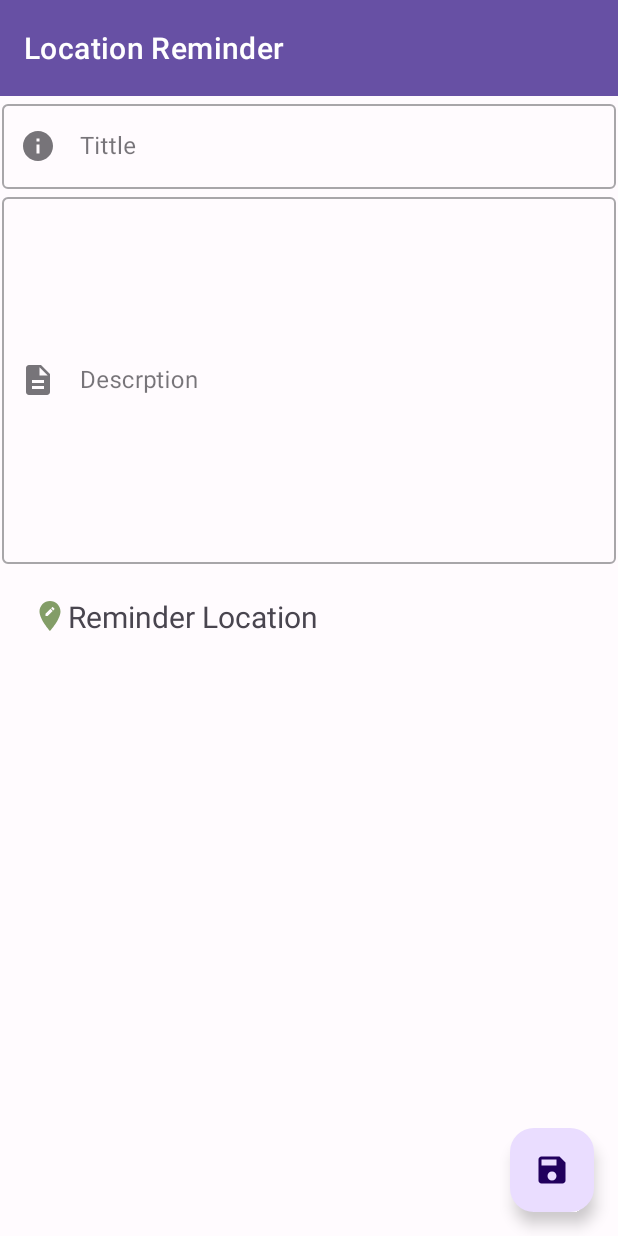
After one commit to tanvirovi/Location_Reminder, an Android app: the ReminderListAddItemFragment screen opened through its navigation route, on a phone screen of 412 x 824 dp. The commit adds this screen. Run offline under Robolectric (Android 15) with nearby library versions, the phone set to English and light mode, and no system bars; our stand-ins replace Firebase (no records; nobody signed in at launch, a user with empty details on screens opened directly), Room's generated code, Timber, data binding; libraries missing offline, so code that uses them is left out: com.firebase.ui; 2 statements that could not run were skipped.

Commit message:
Added two way dataBinding for adding a reminder and add new ui for adding a new item!

```diff
--- /dev/null
+++ b/app/src/main/java/com/example/locationreminder/ui/reminder/ReminderListAddItemFragment.kt
@@ -0,0 +1,45 @@
+package com.example.locationreminder.ui.reminder
+
+import android.os.Bundle
+import androidx.fragment.app.Fragment
+import android.view.LayoutInflater
+import android.view.View
+import android.view.ViewGroup
+import androidx.databinding.DataBindingUtil
+import androidx.lifecycle.Observer
+import androidx.navigation.fragment.findNavController
+import com.example.locationreminder.R
+import com.example.locationreminder.databinding.FragmentReminderListAddItemBinding
+import org.koin.androidx.viewmodel.ext.android.viewModel
+
+class ReminderListAddItemFragment : Fragment() {
+
+    private val viewModel by viewModel<ReminderListViewModel>()
+    private lateinit var binding: FragmentReminderListAddItemBinding
+
+    override fun onCreateView(
+        inflater: LayoutInflater, container: ViewGroup?,
+        savedInstanceState: Bundle?
+    ): View? {
+        binding = DataBindingUtil.inflate(
+            inflater,
+            R.layout.fragment_reminder_list_add_item,
+            container,
+            false
+        )
+        binding.lifecycleOwner = viewLifecycleOwner
+        binding.viewModel = viewModel
+
+        return binding.root
+    }
+
+    override fun onViewCreated(view: View, savedInstanceState: Bundle?) {
+
+        viewModel.statusOfSaveFab.observe(viewLifecycleOwner, Observer {
+            if (it){
+                findNavController().navigate(ReminderListAddItemFragmentDirections.actionReminderListAddItemToReminderListFragment2())
+                viewModel.saveFabStatusChangeOnNavigated()
+            }
+        })
+    }
+}
--- a/app/src/main/java/com/example/locationreminder/ui/reminder/ReminderListFragment.kt
+++ b/app/src/main/java/com/example/locationreminder/ui/reminder/ReminderListFragment.kt
@@ -35,7 +35,7 @@ class ReminderListFragment : Fragment() {
         )
         binding.lifecycleOwner = viewLifecycleOwner
         viewModelAdapter = ReminderListAdapter()
-
+        binding.viewModel = viewModel
         binding.locationRecycler.apply {
             layoutManager = LinearLayoutManager(context)
             adapter = viewModelAdapter
@@ -72,5 +72,13 @@ class ReminderListFragment : Fragment() {
                 viewModelAdapter.submitList(it)
             }
         }
+
+        viewModel.statusOfAddFab.observe(viewLifecycleOwner, Observer {
+            if (it){
+                findNavController().navigate(ReminderListFragmentDirections.actionReminderListFragmentToReminderListAddItem())
+                Timber.e("clicked")
+                viewModel.fabStatusChangeOnNavigated()
+            }
+        })
     }
 }
--- a/app/src/main/java/com/example/locationreminder/ui/reminder/ReminderListViewModel.kt
+++ b/app/src/main/java/com/example/locationreminder/ui/reminder/ReminderListViewModel.kt
@@ -12,17 +12,52 @@ import kotlinx.coroutines.launch
 import timber.log.Timber
 
 class ReminderListViewModel(
-    private val repository : RemindersRepository
-): ViewModel() {
-
+    private val repository: RemindersRepository
+) : ViewModel() {
+    val tittle = MutableLiveData<String>()
+    val description = MutableLiveData<String>()
+    val location = MutableLiveData<String>()
     val getAllReminders = repository.reminder
 
+    val reminders = MutableLiveData<Reminders>()
+
+    private val _statusOfAddFab = MutableLiveData<Boolean>()
+    val statusOfAddFab: LiveData<Boolean>
+        get() = _statusOfAddFab
+    private val _statusOfSaveFab = MutableLiveData<Boolean>()
+    val statusOfSaveFab: LiveData<Boolean>
+        get() = _statusOfAddFab
+
     init {
-        viewModelScope.launch {
-            repository.insertReminders(Reminders("wdwdw","wdwdw","dwdw"))
-        }
-        Timber.e(repository.getAllReminders().value.toString())
 
     }
 
+    private fun updateLocalDatabase(reminders: Reminders) {
+        viewModelScope.launch {
+            repository.insertReminders(
+                reminders
+            )
+        }
+    }
+
+    fun fabStatusChangeOnClicked() {
+        _statusOfAddFab.value = true
+    }
+    fun fabStatusChangeOnNavigated() {
+        _statusOfAddFab.value = false
+    }
+
+    fun saveFabStatusChangeOnClicked() {
+        reminders.value = Reminders(
+            tittle.value!!,
+            description.toString(),
+            "asdsad"
+        )
+        updateLocalDatabase(reminders.value!!)
+        _statusOfAddFab.value = true
+    }
+    fun saveFabStatusChangeOnNavigated() {
+        _statusOfAddFab.value = false
+    }
+
 }
--- /dev/null
+++ b/app/src/main/res/drawable/ic_baseline_description_24.xml
@@ -0,0 +1,5 @@
+<vector android:height="24dp" android:tint="#839D67"
+    android:viewportHeight="24" android:viewportWidth="24"
+    android:width="24dp" xmlns:android="http://schemas.android.com/apk/res/android">
+    <path android:fillColor="@android:color/white" android:pathData="M14,2L6,2c-1.1,0 -1.99,0.9 -1.99,2L4,20c0,1.1 0.89,2 1.99,2L18,22c1.1,0 2,-0.9 2,-2L20,8l-6,-6zM16,18L8,18v-2h8v2zM16,14L8,14v-2h8v2zM13,9L13,3.5L18.5,9L13,9z"/>
+</vector>
--- /dev/null
+++ b/app/src/main/res/drawable/ic_baseline_edit_location_24.xml
@@ -0,0 +1,5 @@
+<vector android:height="24dp" android:tint="#839D67"
+    android:viewportHeight="24" android:viewportWidth="24"
+    android:width="24dp" xmlns:android="http://schemas.android.com/apk/res/android">
+    <path android:fillColor="@android:color/white" android:pathData="M12,2C8.14,2 5,5.14 5,9c0,5.25 7,13 7,13s7,-7.75 7,-13c0,-3.86 -3.14,-7 -7,-7zM10.44,12L9,12v-1.44l3.35,-3.34 1.43,1.43L10.44,12zM14.89,7.55l-0.7,0.7 -1.44,-1.44 0.7,-0.7c0.15,-0.15 0.39,-0.15 0.54,0l0.9,0.9c0.15,0.15 0.15,0.39 0,0.54z"/>
+</vector>
--- /dev/null
+++ b/app/src/main/res/drawable/ic_baseline_info_24.xml
@@ -0,0 +1,5 @@
+<vector android:height="24dp" android:tint="#839D67"
+    android:viewportHeight="24" android:viewportWidth="24"
+    android:width="24dp" xmlns:android="http://schemas.android.com/apk/res/android">
+    <path android:fillColor="@android:color/white" android:pathData="M12,2C6.48,2 2,6.48 2,12s4.48,10 10,10 10,-4.48 10,-10S17.52,2 12,2zM13,17h-2v-6h2v6zM13,9h-2L11,7h2v2z"/>
+</vector>
--- /dev/null
+++ b/app/src/main/res/drawable/ic_baseline_save_24.xml
@@ -0,0 +1,5 @@
+<vector android:height="24dp" android:tint="#839D67"
+    android:viewportHeight="24" android:viewportWidth="24"
+    android:width="24dp" xmlns:android="http://schemas.android.com/apk/res/android">
+    <path android:fillColor="@android:color/white" android:pathData="M17,3L5,3c-1.11,0 -2,0.9 -2,2v14c0,1.1 0.89,2 2,2h14c1.1,0 2,-0.9 2,-2L21,7l-4,-4zM12,19c-1.66,0 -3,-1.34 -3,-3s1.34,-3 3,-3 3,1.34 3,3 -1.34,3 -3,3zM15,9L5,9L5,5h10v4z"/>
+</vector>
--- a/app/src/main/res/layout/fragment_reminder_list.xml
+++ b/app/src/main/res/layout/fragment_reminder_list.xml
@@ -2,6 +2,12 @@
 <layout xmlns:android="http://schemas.android.com/apk/res/android"
     xmlns:tools="http://schemas.android.com/tools"
     xmlns:app="http://schemas.android.com/apk/res-auto">
+
+    <data>
+        <variable
+            name="viewModel"
+            type="com.example.locationreminder.ui.reminder.ReminderListViewModel" />
+    </data>
 
     <androidx.constraintlayout.widget.ConstraintLayout
         android:layout_width="match_parent"
@@ -23,10 +29,9 @@
             android:layout_height="wrap_content"
             android:layout_marginEnd="5dp"
             android:layout_marginBottom="16dp"
-            android:clickable="true"
+            android:onClick="@{() -> viewModel.fabStatusChangeOnClicked()}"
             app:layout_constraintBottom_toBottomOf="parent"
             app:layout_constraintEnd_toEndOf="parent"
-            app:srcCompat="@drawable/ic_baseline_add_24"
-            android:focusable="true" />
+            app:srcCompat="@drawable/ic_baseline_add_24" />
     </androidx.constraintlayout.widget.ConstraintLayout>
 </layout>
--- /dev/null
+++ b/app/src/main/res/layout/fragment_reminder_list_add_item.xml
@@ -0,0 +1,98 @@
+<?xml version="1.0" encoding="utf-8"?>
+<layout xmlns:android="http://schemas.android.com/apk/res/android"
+    xmlns:app="http://schemas.android.com/apk/res-auto"
+    xmlns:tools="http://schemas.android.com/tools">
+
+    <data>
+
+        <variable
+            name="viewModel"
+            type="com.example.locationreminder.ui.reminder.ReminderListViewModel" />
+    </data>
+
+    <androidx.constraintlayout.widget.ConstraintLayout
+        android:layout_width="match_parent"
+        android:layout_height="match_parent"
+        tools:context=".ui.reminder.ReminderListAddItemFragment">
+
+        <com.google.android.material.textfield.TextInputLayout
+            android:id="@+id/outlinedTittleField"
+            android:layout_width="409dp"
+            android:layout_height="wrap_content"
+            app:startIconDrawable="@drawable/ic_baseline_info_24"
+            app:endIconMode="clear_text"
+            app:layout_constraintEnd_toEndOf="parent"
+            app:layout_constraintStart_toStartOf="parent"
+            style="@style/Widget.MaterialComponents.TextInputLayout.OutlinedBox"
+            app:layout_constraintTop_toTopOf="parent">
+
+            <com.google.android.material.textfield.TextInputEditText
+                android:layout_width="match_parent"
+                android:layout_height="wrap_content"
+                android:text="@={viewModel.tittle}"
+                android:hint="@string/tittle" />
+
+        </com.google.android.material.textfield.TextInputLayout>
+
+        <com.google.android.material.textfield.TextInputLayout
+            android:id="@+id/textInputLayout"
+            style="@style/Widget.MaterialComponents.TextInputLayout.OutlinedBox"
+            android:layout_width="409dp"
+            android:layout_height="250dp"
+            app:endIconMode="clear_text"
+            app:layout_constraintEnd_toEndOf="parent"
+            app:layout_constraintStart_toStartOf="parent"
+            app:layout_constraintTop_toBottomOf="@id/outlinedTittleField"
+            app:startIconDrawable="@drawable/ic_baseline_description_24">
+
+            <com.google.android.material.textfield.TextInputEditText
+                android:layout_width="match_parent"
+                android:layout_height="match_parent"
+                android:text="@={viewModel.description}"
+                android:hint="@string/description" />
+        </com.google.android.material.textfield.TextInputLayout>
+
+        <TextView
+            android:id="@+id/textView2"
+            android:layout_width="wrap_content"
+            android:layout_height="wrap_content"
+            android:layout_marginStart="16dp"
+            android:layout_marginTop="16dp"
+            android:text="@string/reminder_location"
+            android:textSize="20sp"
+            android:clickable="true"
+            android:padding="5dp"
+            app:layout_constraintStart_toStartOf="parent"
+            app:layout_constraintTop_toBottomOf="@+id/textInputLayout"
+            app:drawableStartCompat="@drawable/ic_baseline_edit_location_24"
+            android:focusable="true" />
+
+        <TextView
+            android:id="@+id/textView3"
+            android:layout_width="wrap_content"
+            android:layout_height="wrap_content"
+            android:padding="5dp"
+            android:textSize="20sp"
+            android:text="@={viewModel.location}"
+            app:layout_constraintBaseline_toBaselineOf="@+id/textView2"
+            app:layout_constraintEnd_toEndOf="parent"
+            app:layout_constraintHorizontal_bias="0.507"
+            app:layout_constraintStart_toEndOf="@+id/textView2" />
+
+        <com.google.android.material.floatingactionbutton.FloatingActionButton
+            android:id="@+id/floatingActionButton"
+            android:layout_width="wrap_content"
+            android:layout_height="wrap_content"
+            android:layout_marginEnd="16dp"
+            android:layout_marginBottom="16dp"
+            android:clickable="true"
+            android:onClick="@{() -> viewModel.saveFabStatusChangeOnClicked()}"
+            android:src="@drawable/ic_baseline_save_24"
+            app:layout_constraintBottom_toBottomOf="parent"
+            app:layout_constraintEnd_toEndOf="parent"
+            android:focusable="true" />
+
+
+    </androidx.constraintlayout.widget.ConstraintLayout>
+
+</layout>
--- a/app/src/main/res/navigation/main_nav_graph.xml
+++ b/app/src/main/res/navigation/main_nav_graph.xml
@@ -25,5 +25,19 @@
             app:destination="@id/authFragment"
             app:popUpTo="@id/reminderListFragment"
             app:popUpToInclusive="true" />
+        <action
+            android:id="@+id/action_reminderListFragment_to_reminderListAddItem"
+            app:destination="@id/reminderListAddItem" />
+    </fragment>
+    <fragment
+        android:id="@+id/reminderListAddItem"
+        android:name="com.example.locationreminder.ui.reminder.ReminderListAddItemFragment"
+        android:label="ReminderListAddItem"
+        tools:layout="@layout/fragment_reminder_list_add_item">
+        <action
+            android:id="@+id/action_reminderListAddItem_to_reminderListFragment2"
+            app:destination="@id/reminderListFragment"
+            app:popUpTo="@id/reminderListFragment"
+            app:popUpToInclusive="true" />
     </fragment>
 </navigation>
--- a/app/src/main/res/values/strings.xml
+++ b/app/src/main/res/values/strings.xml
@@ -9,4 +9,8 @@
     <string name="login_button_text">Login</string>
     <string name="tittle">Tittle</string>
     <string name="location">Location</string>
+    <!-- TODO: Remove or change this placeholder text -->
+    <string name="hello_blank_fragment">Hello blank fragment</string>
+    <string name="description">Descrption</string>
+    <string name="reminder_location">Reminder Location</string>
 </resources>
```
